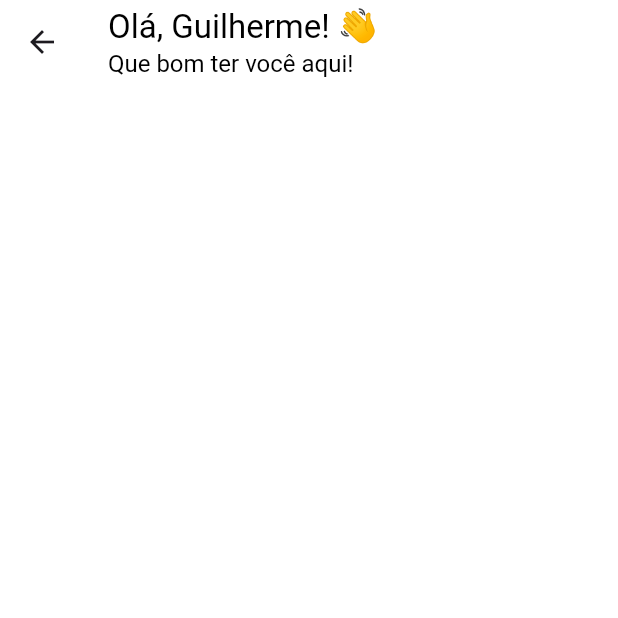
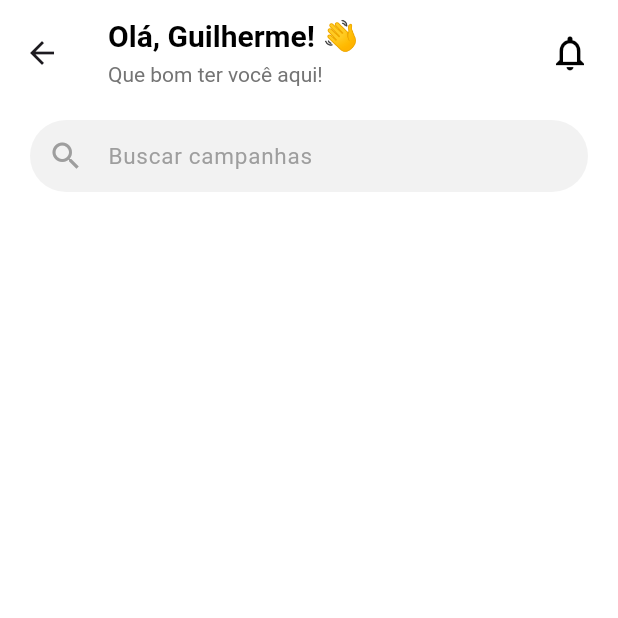
Before and after one commit to guilhermepaluski/Donatin, a Flutter app: the HomeScreen screen opened directly, on a phone screen of 412 x 824 dp, the top half of it. Run offline on Flutter 3.47's test engine with Material 3 defaults, Android fonts, the phone set to English and light mode, and no system bars; Roboto replaces fonts that are missing (Poppins).

Commit message:
style: Added the AppBar title + Notification Icon + Search Bar field.

```diff
--- a/lib/screens/home_screen.dart
+++ b/lib/screens/home_screen.dart
@@ -16,20 +16,64 @@ class _HomeScreenState extends State<HomeScreen> {
       appBar: AppBar(
         backgroundColor: AppColors.white,
         elevation: 0,
+        toolbarHeight: 70,
         title: Column(
           crossAxisAlignment: CrossAxisAlignment.start,
           children: const [
             Text(
               'Olá, Guilherme! 👋',
-              style: TextStyle(color: AppColors.black, fontSize: 22),
+              style: TextStyle(
+                color: AppColors.black,
+                fontSize: 20,
+                fontWeight: FontWeight.bold
+              ),
             ),
+            SizedBox(height: 4),
             Text(
               'Que bom ter você aqui!',
-              style: TextStyle(color: AppColors.black, fontSize: 16),
+              style: TextStyle(
+                color: Color.fromARGB(255, 116, 116, 116),
+                fontSize: 14,
+              ),
             ),
           ],
         ),
+        actions: [
+          IconButton(
+            icon: const Icon(Icons.notifications_none, color: AppColors.black, size: 28),
+            onPressed: () {
+              // ADICIONAR A LÓGICA DO BOTÃO DE NOTIFICAÇÕES AQUI!!!!!!!!!!!!!!!!!!!!!!!!!!!!!!!!!!!!
+            },
+          ),
+          const SizedBox(width: 8),
+        ],
       ),
+      body: SingleChildScrollView(
+        padding: const EdgeInsets.symmetric(horizontal: 20.0, vertical: 10.0),
+        child: Column(
+          crossAxisAlignment: CrossAxisAlignment.start,
+          children: [
+            // --- CAMPO DE BUSCA DE CAMPANHAS ---
+            TextField(
+              decoration: InputDecoration(
+                hintText: 'Buscar campanhas',
+                hintStyle: const TextStyle(color: Colors.grey, fontSize: 15),
+                prefixIcon: const Icon(Icons.search, color: Colors.grey),
+                filled: true,
+                fillColor: const Color(0xFFF2F2F2),
+                contentPadding: const EdgeInsets.symmetric(vertical: 0),
+                border: OutlineInputBorder(
+                  borderRadius: BorderRadius.circular(24),
+                  borderSide: BorderSide.none,
+                ),
+              ),
+            ),
+            const SizedBox(height: 24),
+
+            // === CATEGORIAS ===
+          ]
+        )
+      )
     );
   }
 }
```
